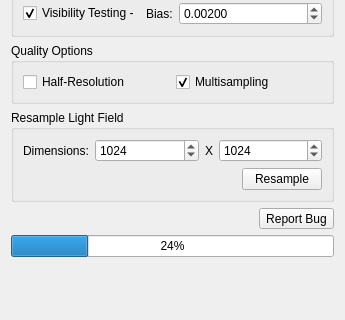
First picture: the form in Java/ReflectanceAcquisition/qtForms/LightFieldConfig.ui, repository michaelt919/Kintsugi3DBuilder, before the edit; both pictures show x 0 to 345 and y 354 to 674 of the 345 by 674 pixel window.
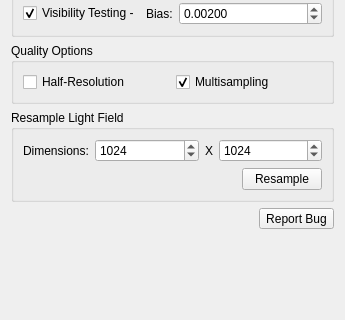
Second picture: the form after the edit.

Commit message: Working on a more refined Loading progress dialog - Changing to be an app-modal QProgressDialog - Changing progress callback to have a 'starting loading' event to allow init of the dialog - Working to make all loading processes using the progress callback (even single ULFs)

The edit to the form file:
```diff
--- a/Java/ReflectanceAcquisition/qtForms/LightFieldConfig.ui
+++ b/Java/ReflectanceAcquisition/qtForms/LightFieldConfig.ui
@@ -482,13 +482,6 @@
      </item>
     </layout>
    </item>
-   <item>
-    <widget class="QProgressBar" name="loadingProgressBar">
-     <property name="value">
-      <number>24</number>
-     </property>
-    </widget>
-   </item>
    <item>
     <spacer name="verticalSpacer">
      <property name="orientation">
```
The commit also changes 7 other files.
